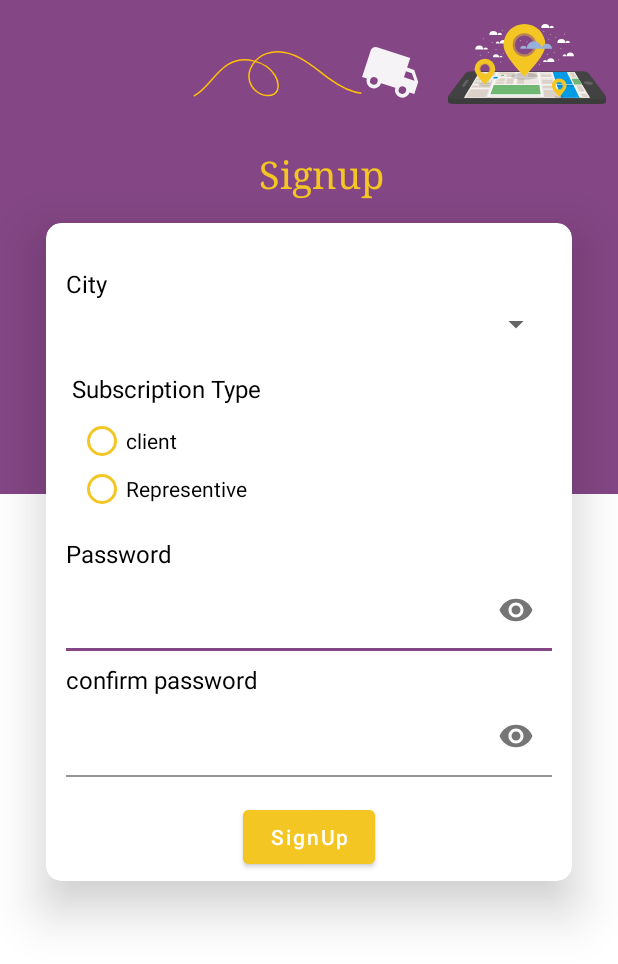
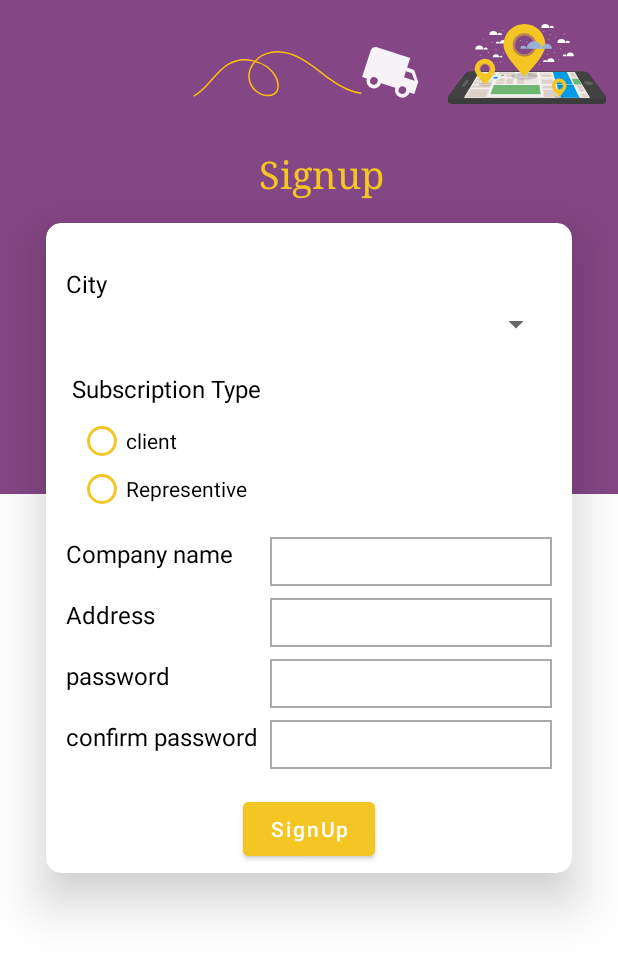
Before and after one commit to GSG-Training/TGas, an Android app: the SignUpActivity screen opened directly, with no data from a screen before it, on a phone screen of 412 x 824 dp. Shown: the top 964 px of the screen. Run offline under Robolectric (Android 15) with nearby library versions, the phone set to English and light mode, and no system bars.

Commit message:
edit in signup xml

```diff
--- /dev/null
+++ b/app/src/main/res/drawable/edit_gray_stroke.xml
@@ -0,0 +1,6 @@
+<?xml version="1.0" encoding="utf-8"?>
+<shape xmlns:android="http://schemas.android.com/apk/res/android">
+<solid android:color="@android:color/white"/>
+    <stroke android:width="1dp" android:color="@android:color/darker_gray"/>
+
+</shape>
--- /dev/null
+++ b/app/src/main/res/drawable/ic_baseline_check_24.xml
@@ -0,0 +1,5 @@
+<vector android:height="40dp" android:tint="#50FE2F"
+    android:viewportHeight="24" android:viewportWidth="24"
+    android:width="40dp" xmlns:android="http://schemas.android.com/apk/res/android">
+    <path android:fillColor="@android:color/white" android:pathData="M9,16.17L4.83,12l-1.42,1.41L9,19 21,7l-1.41,-1.41z"/>
+</vector>
--- a/app/src/main/res/layout/continue_signup.xml
+++ b/app/src/main/res/layout/continue_signup.xml
@@ -116,6 +116,14 @@
 
 
             </RadioGroup>
+            <LinearLayout
+                android:visibility="gone"
+                android:id="@+id/linear_client"
+                android:layout_width="match_parent"
+                android:layout_height="wrap_content"
+                android:orientation="vertical"
+>
+
 
             <TextView
                 android:id="@+id/textView5"
@@ -174,6 +182,107 @@
                     />
             </com.google.android.material.textfield.TextInputLayout>
 
+            </LinearLayout>
+
+
+            <androidx.constraintlayout.widget.ConstraintLayout
+                android:layout_width="match_parent"
+                android:layout_height="wrap_content">
+                <TextView
+                    android:id="@+id/company_name"
+                    android:layout_width="wrap_content"
+                    android:layout_height="wrap_content"
+                    android:layout_marginTop="@dimen/margin_8"
+                    android:text="Company name"
+                    app:layout_constraintStart_toStartOf="parent"
+                    app:layout_constraintTop_toTopOf="parent"
+                    android:textColor="@color/black"
+                    android:textSize="16sp"
+
+                    />
+                <EditText
+                    android:id="@+id/edit_company_name"
+                    android:layout_width="0dp"
+                    android:layout_marginTop="8dp"
+                    android:padding="4dp"
+                    android:layout_height="wrap_content"
+                    app:layout_constraintEnd_toEndOf="parent"
+                    app:layout_constraintStart_toEndOf="@id/company_password_confirm"
+                    app:layout_constraintTop_toTopOf="parent"
+                    android:layout_marginStart="8dp"
+                    android:background="@drawable/edit_gray_stroke"/>
+                <TextView
+                    android:id="@+id/company_address"
+                    android:layout_width="wrap_content"
+                    android:layout_height="wrap_content"
+                    android:layout_marginTop="@dimen/margin_8"
+                    android:text="Address"
+                    app:layout_constraintStart_toStartOf="parent"
+                    app:layout_constraintTop_toBottomOf="@id/edit_company_name"
+                    android:textColor="@color/black"
+                    android:textSize="16sp"
+
+                    />
+                <EditText
+                    android:id="@+id/edit_company_address"
+                    android:layout_width="0dp"
+                    android:layout_marginTop="8dp"
+                    android:padding="4dp"
+                    android:layout_height="wrap_content"
+                    app:layout_constraintEnd_toEndOf="parent"
+                    app:layout_constraintStart_toEndOf="@id/company_password_confirm"
+                    app:layout_constraintTop_toBottomOf="@id/edit_company_name"
+                    android:layout_marginStart="8dp"
+                    android:background="@drawable/edit_gray_stroke"/>
+                <TextView
+                    android:id="@+id/company_password"
+                    android:layout_width="wrap_content"
+                    android:layout_height="wrap_content"
+                    android:layout_marginTop="@dimen/margin_8"
+                    android:text="password"
+                    app:layout_constraintStart_toStartOf="parent"
+                    app:layout_constraintTop_toBottomOf="@id/edit_company_address"
+                    android:textColor="@color/black"
+                    android:textSize="16sp"/>
+                <EditText
+                    android:id="@+id/edit_company_password"
+                    android:layout_width="0dp"
+                    android:layout_marginTop="8dp"
+                    android:padding="4dp"
+                    android:layout_height="wrap_content"
+                    app:layout_constraintEnd_toEndOf="parent"
+                    app:layout_constraintStart_toEndOf="@id/company_password_confirm"
+                    app:layout_constraintTop_toBottomOf="@id/edit_company_address"
+                    android:layout_marginStart="8dp"
+                    android:background="@drawable/edit_gray_stroke"/>
+
+                <TextView
+                    android:id="@+id/company_password_confirm"
+                    android:layout_width="wrap_content"
+                    android:layout_height="wrap_content"
+                    android:layout_marginTop="@dimen/margin_8"
+                    android:text="confirm password"
+                    app:layout_constraintStart_toStartOf="parent"
+                    app:layout_constraintTop_toBottomOf="@id/edit_company_password"
+                    android:textColor="@color/black"
+                    android:textSize="16sp"
+
+                    />
+                <EditText
+                    android:id="@+id/edit_company_confirm_password"
+                    android:layout_width="0dp"
+                    android:layout_marginTop="8dp"
+                    android:padding="4dp"
+                    android:layout_height="wrap_content"
+                    app:layout_constraintEnd_toEndOf="parent"
+                    app:layout_constraintStart_toEndOf="@id/company_password_confirm"
+                    app:layout_constraintTop_toBottomOf="@id/edit_company_password"
+                    android:layout_marginStart="8dp"
+                    android:background="@drawable/edit_gray_stroke"/>
+
+
+
+            </androidx.constraintlayout.widget.ConstraintLayout>
             <com.google.android.material.button.MaterialButton
                 android:id="@+id/button"
                 android:layout_width="wrap_content"
@@ -185,8 +294,8 @@
                 android:text="SignUp"
                 android:textAllCaps="false"
                 android:textColor="@android:color/white" />
+        </LinearLayout>
 
-        </LinearLayout>
     </androidx.cardview.widget.CardView>
 
 
```
Also changed, not shown: app/src/main/AndroidManifest.xml (+6 -4 lines), app/src/main/java/com/example/project_test/LocationOrderActivity.java (added, +13 -0 lines), app/src/main/res/layout/activity_location_order.xml (added, +11 -0 lines), app/src/main/res/layout/dialog_review.xml (added, +35 -0 lines).
